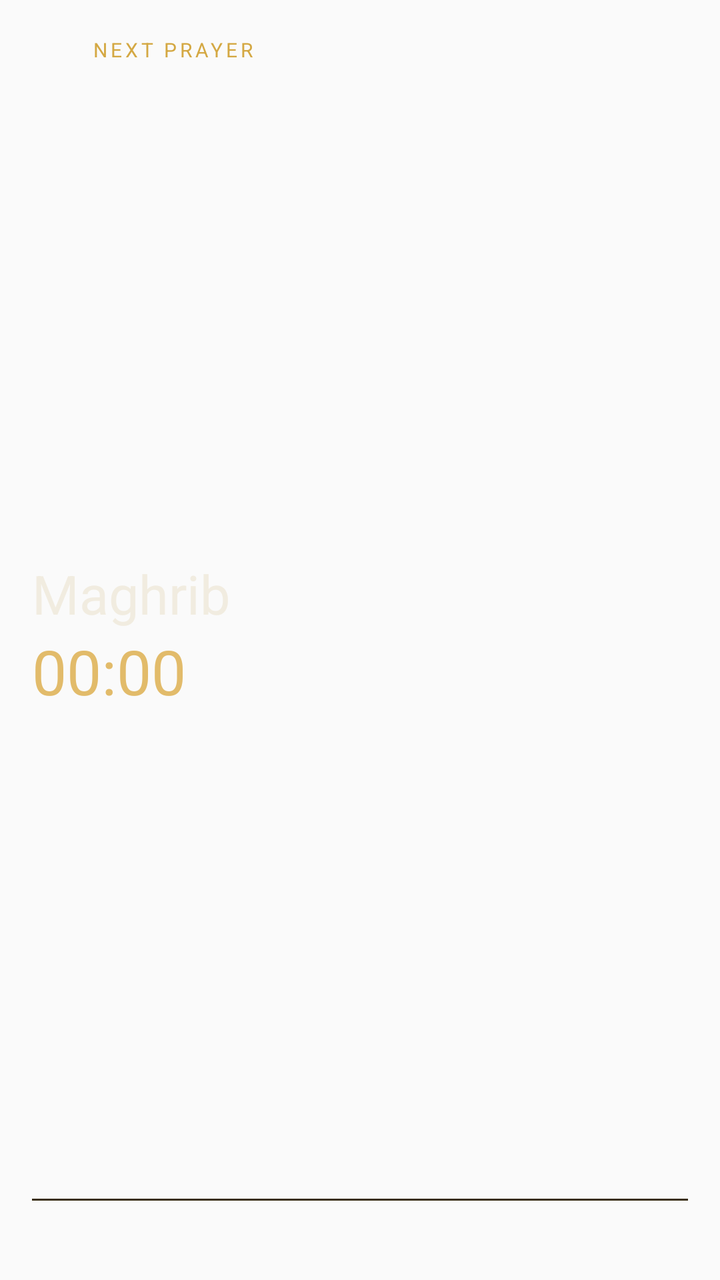
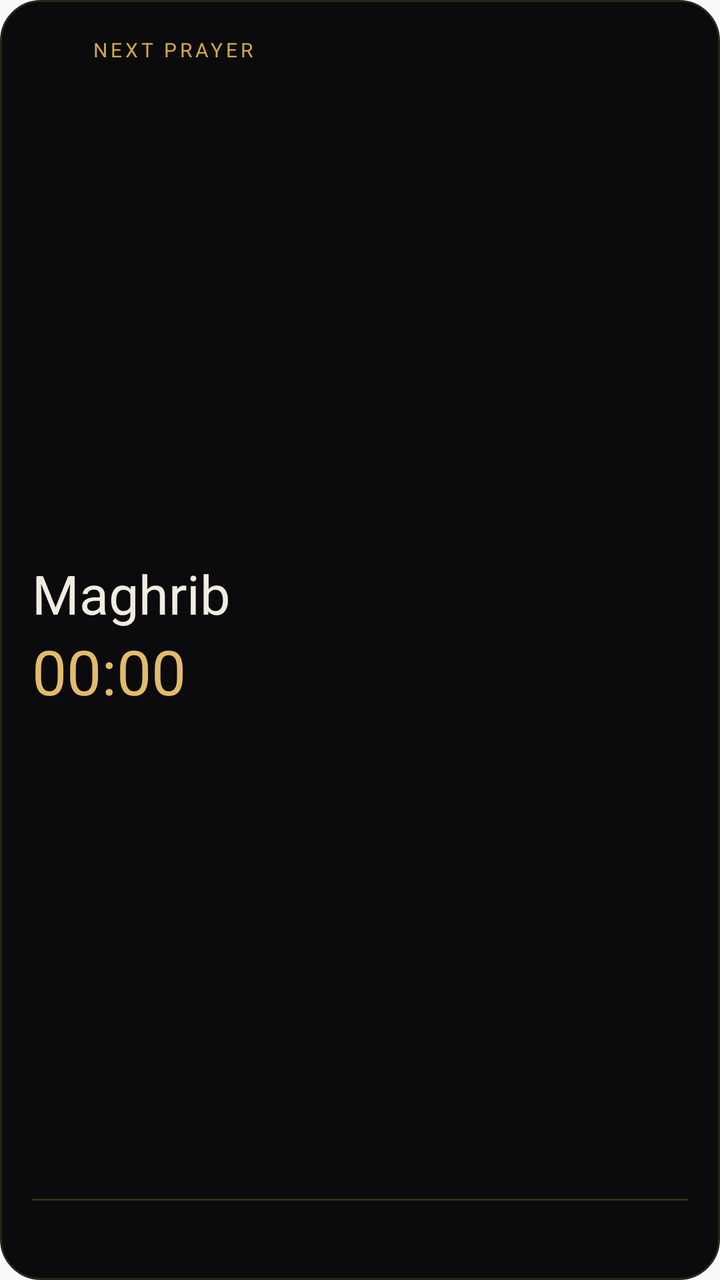

Screens rendered from an Android XML layout before and after an edit, with the pre-edit source and the edit as a unified diff.
<!-- AndroidManifest.xml: application theme AppTheme -->
<!-- res/layout/widget_next_prayer.xml -->
<?xml version="1.0" encoding="utf-8"?>
<FrameLayout xmlns:android="http://schemas.android.com/apk/res/android"
    android:id="@+id/widget_root"
    android:layout_width="match_parent"
    android:layout_height="match_parent">

    <ImageView
        android:id="@+id/widget_art"
        android:layout_width="match_parent"
        android:layout_height="match_parent"
        android:scaleType="fitXY"
        android:contentDescription="@null" />

    <LinearLayout
        android:layout_width="match_parent"
        android:layout_height="match_parent"
        android:orientation="vertical"
        android:paddingLeft="16dp"
        android:paddingRight="16dp"
        android:paddingTop="14dp"
        android:paddingBottom="14dp">

        <LinearLayout
            android:layout_width="match_parent"
            android:layout_height="wrap_content"
            android:orientation="horizontal"
            android:gravity="center_vertical"
            android:baselineAligned="false">

            <ImageView
                android:id="@+id/widget_badge"
                android:layout_width="22dp"
                android:layout_height="22dp"
                android:layout_marginEnd="8dp"
                android:contentDescription="@null" />

            <TextView
                android:id="@+id/widget_label"
                android:layout_width="0dp"
                android:layout_weight="1"
                android:layout_height="wrap_content"
                android:text="NEXT PRAYER"
                android:textColor="#D4A843"
                android:textSize="10sp"
                android:letterSpacing="0.16"
                android:maxLines="1" />

            <TextView
                android:id="@+id/widget_city"
                android:layout_width="wrap_content"
                android:layout_height="wrap_content"
                android:textColor="#6B665C"
                android:textSize="10sp"
                android:maxLines="1"
                android:ellipsize="end" />
        </LinearLayout>

        <LinearLayout
            android:layout_width="match_parent"
            android:layout_height="0dp"
            android:layout_weight="1"
            android:orientation="vertical"
            android:gravity="center_vertical">

            <TextView
                android:id="@+id/widget_name"
                android:layout_width="match_parent"
                android:layout_height="wrap_content"
                android:text="Maghrib"
                android:textColor="#F1ECE0"
                android:textSize="27sp"
                android:maxLines="1"
                android:ellipsize="end" />

            <Chronometer
                android:id="@+id/widget_countdown"
                android:layout_width="match_parent"
                android:layout_height="wrap_content"
                android:textColor="#E2BB6A"
                android:textSize="31sp"
                android:maxLines="1" />
        </LinearLayout>

        <ImageView
            android:layout_width="match_parent"
            android:layout_height="1dp"
            android:layout_marginBottom="8dp"
            android:background="#3A2F16"
            android:contentDescription="@null" />

        <TextView
            android:id="@+id/widget_time"
            android:layout_width="match_parent"
            android:layout_height="wrap_content"
            android:textColor="#8D887C"
            android:textSize="13sp"
            android:maxLines="1" />
    </LinearLayout>
</FrameLayout>
<!-- resources referenced by this layout -->
<resources>
  <style name="AppTheme" parent="Theme.AppCompat.Light.DarkActionBar">
          
          <item name="colorPrimary">@color/colorPrimary</item>
          <item name="colorPrimaryDark">@color/colorPrimaryDark</item>
          <item name="colorAccent">@color/colorAccent</item>
      </style>
</resources>

<!-- the commit's change to res/layout/widget_next_prayer.xml (unified diff, before → after) -->
@@ -2,7 +2,8 @@
 <FrameLayout xmlns:android="http://schemas.android.com/apk/res/android"
     android:id="@+id/widget_root"
     android:layout_width="match_parent"
-    android:layout_height="match_parent">
+    android:layout_height="match_parent"
+    android:background="@drawable/widget_bg">
 
     <ImageView
         android:id="@+id/widget_art"
<!-- resource entries referenced after the edit -->
@@ -1,5 +1,12 @@
 <!-- resources referenced by this layout -->
 <resources>
+  <!-- drawable widget_bg (drawable) -->
+  <?xml version="1.0" encoding="utf-8"?>
+  <shape xmlns:android="http://schemas.android.com/apk/res/android" android:shape="rectangle">
+      <solid android:color="#0B0B0D" />
+      <corners android:radius="20dp" />
+      <stroke android:width="1dp" android:color="#2A2418" />
+  </shape>
   <style name="AppTheme" parent="Theme.AppCompat.Light.DarkActionBar">
           
           <item name="colorPrimary">@color/colorPrimary</item>
